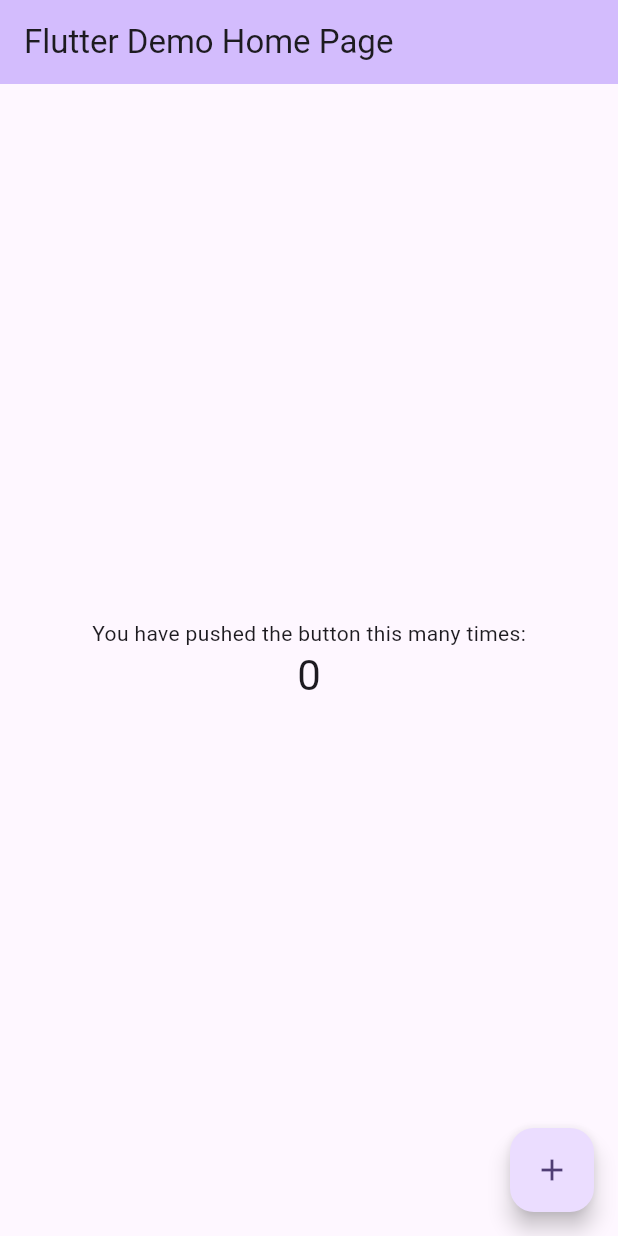
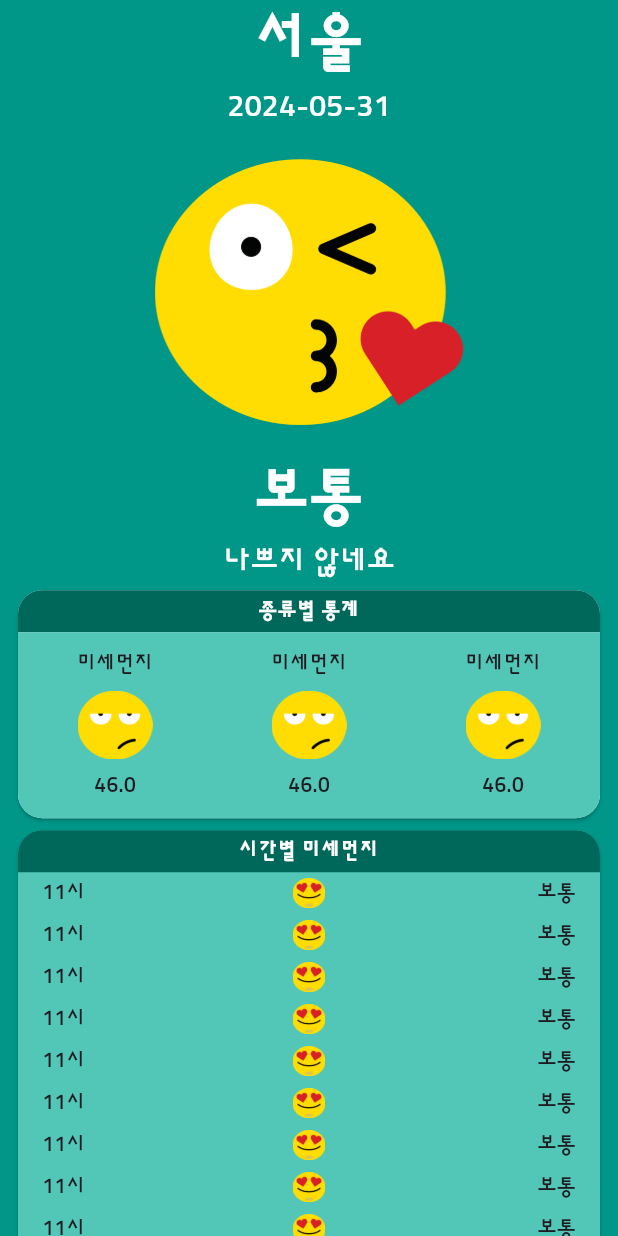
Before and after one commit to sinej/flutter-dusty_dust, a Flutter app: the screen it shows after launch, on a phone screen of 412 x 824 dp. Run offline on Flutter 3.47's test engine with Material 3 defaults, Android fonts, the phone set to English and light mode, and no system bars.

Commit message:
feat: ui 추가

```diff
--- /dev/null
+++ b/lib/component/category_stat.dart
@@ -0,0 +1,96 @@
+import 'package:dusty_dust/const/color.dart';
+import 'package:flutter/material.dart';
+
+class CategoryStat extends StatelessWidget {
+  const CategoryStat({super.key});
+
+  @override
+  Widget build(BuildContext context) {
+    return SizedBox(
+      width: double.infinity,
+      height: 160,
+      child: Padding(
+        padding: EdgeInsets.symmetric(
+          horizontal: 8.0,
+        ),
+        child: Card(
+          shape: RoundedRectangleBorder(
+            borderRadius: BorderRadius.circular(
+              16.0,
+            ),
+          ),
+          child: LayoutBuilder(
+            builder: (context, constraint) {
+              return Column(
+                crossAxisAlignment: CrossAxisAlignment.stretch,
+                children: [
+                  Container(
+                    decoration: BoxDecoration(
+                        color: darkColor,
+                        borderRadius: BorderRadius.only(
+                          topLeft: Radius.circular(16.0),
+                          topRight: Radius.circular(16.0),
+                        )),
+                    child: Padding(
+                      padding: EdgeInsets.symmetric(
+                        vertical: 4.0,
+                      ),
+                      child: Text(
+                        '종류별 통계',
+                        textAlign: TextAlign.center,
+                        style: TextStyle(
+                          fontWeight: FontWeight.w700,
+                          color: Colors.white,
+                        ),
+                      ),
+                    ),
+                  ),
+                  Expanded(
+                    child: Container(
+                      decoration: BoxDecoration(
+                        color: lightColor,
+                        borderRadius: BorderRadius.only(
+                          bottomLeft: Radius.circular(16.0),
+                          bottomRight: Radius.circular(16.0),
+                        ),
+                      ),
+                      child: ListView(
+                        physics: PageScrollPhysics(),
+                        scrollDirection: Axis.horizontal,
+                        children: List.generate(
+                            6,
+                            (index) => SizedBox(
+                                  width: constraint.maxWidth / 3,
+                                  child: Column(
+                                    mainAxisAlignment: MainAxisAlignment.center,
+                                    children: [
+                                      Text(
+                                        '미세먼지',
+                                        style: TextStyle(),
+                                      ),
+                                      SizedBox(
+                                        height: 8.0,
+                                      ),
+                                      Image.asset(
+                                        'asset/image/bad.png',
+                                        width: 50.0,
+                                      ),
+                                      SizedBox(
+                                        height: 8.0,
+                                      ),
+                                      Text('46.0'),
+                                    ],
+                                  ),
+                                )),
+                      ),
+                    ),
+                  ),
+                ],
+              );
+            }
+          ),
+        ),
+      ),
+    );
+  }
+}
--- /dev/null
+++ b/lib/component/hourly_stat.dart
@@ -0,0 +1,83 @@
+import 'package:dusty_dust/const/color.dart';
+import 'package:flutter/material.dart';
+
+class HourlyStat extends StatelessWidget {
+  const HourlyStat({super.key});
+
+  @override
+  Widget build(BuildContext context) {
+    return SizedBox(
+      width: double.infinity,
+      child: Padding(
+        padding: EdgeInsets.symmetric(
+          horizontal: 8.0,
+        ),
+        child: Card(
+          color: lightColor,
+          shape: RoundedRectangleBorder(
+            borderRadius: BorderRadius.circular(
+              16.0,
+            ),
+          ),
+          child: Column(
+            crossAxisAlignment: CrossAxisAlignment.stretch,
+            children: [
+              Container(
+                decoration: BoxDecoration(
+                    color: darkColor,
+                    borderRadius: BorderRadius.only(
+                      topRight: Radius.circular(16.0),
+                      topLeft: Radius.circular(16.0),
+                    )),
+                child: Padding(
+                  padding: EdgeInsets.symmetric(
+                    vertical: 4.0,
+                  ),
+                  child: Text(
+                    '시간별 미세먼지',
+                    textAlign: TextAlign.center,
+                    style: TextStyle(
+                      fontWeight: FontWeight.w700,
+                      color: Colors.white,
+                    ),
+                  ),
+                ),
+              ),
+              ...List.generate(
+                24,
+                    (index) => Padding(
+                  padding: EdgeInsets.symmetric(
+                    horizontal: 16.0,
+                    vertical: 4.0,
+                  ),
+                  child: Row(
+                    children: [
+                      Expanded(
+                        child: Text(
+                          '11시',
+                          style: TextStyle(),
+                        ),
+                      ),
+                      Expanded(
+                        child: Image.asset(
+                          'asset/image/best.png',
+                          height: 20.0,
+                        ),
+                      ),
+                      Expanded(
+                        child: Text(
+                          '보통',
+                          textAlign: TextAlign.right,
+                        ),
+                      ),
+                    ],
+                  ),
+                ),
+              ),
+            ],
+          ),
+        ),
+      ),
+    );
+  }
+}
--- /dev/null
+++ b/lib/component/main_stat.dart
@@ -0,0 +1,54 @@
+import 'package:flutter/material.dart';
+
+class MainStat extends StatelessWidget {
+
+  const MainStat({super.key});
+
+  @override
+  Widget build(BuildContext context) {
+
+    final ts = TextStyle(
+      color: Colors.white,
+      fontSize: 40.0,
+      fontWeight: FontWeight.w700,
+    );
+
+    return SafeArea(
+      child: SizedBox(
+        width: double.infinity,
+        child: Column(
+          children: [
+            Text(
+              '서울',
+              style: ts,
+            ),
+            Text(
+              '2024-05-31',
+              style: ts.copyWith(
+                fontSize: 20.0,
+                fontWeight: FontWeight.w500
+              ),
+            ),
+            SizedBox(height: 20.0),
+            Image.asset(
+              'asset/image/good.png',
+              width: MediaQuery.of(context).size.width / 2,
+            ),
+            SizedBox(height: 20.0),
+            Text(
+              '보통',
+              style: ts,
+            ),
+            Text(
+              '나쁘지 않네요',
+              style: ts.copyWith(
+                fontSize: 20.0,
+                fontWeight: FontWeight.w500
+              ),
+            ),
+          ],
+        ),
+      ),
+    );
+  }
+}
--- /dev/null
+++ b/lib/const/color.dart
@@ -0,0 +1,5 @@
+import 'package:flutter/material.dart';
+
+const primaryColor = Color(0xFF009688);
+const darkColor = Color(0xFF00675B);
+const lightColor = Color(0xFF52C7B8);
--- a/lib/main.dart
+++ b/lib/main.dart
@@ -1,125 +1,13 @@
+import 'package:dusty_dust/screen/home_screen.dart';
 import 'package:flutter/material.dart';
 
 void main() {
-  runApp(const MyApp());
+  runApp(
+    MaterialApp(
+      theme: ThemeData(
+        fontFamily: 'sunflower',
+      ),
+      home: HomeScreen(),
+    )
+  );
 }
-
-class MyApp extends StatelessWidget {
-  const MyApp({super.key});
-
-  // This widget is the root of your application.
-  @override
-  Widget build(BuildContext context) {
-    return MaterialApp(
-      title: 'Flutter Demo',
-      theme: ThemeData(
-        // This is the theme of your application.
-        //
-        // TRY THIS: Try running your application with "flutter run". You'll see
-        // the application has a purple toolbar. Then, without quitting the app,
-        // try changing the seedColor in the colorScheme below to Colors.green
-        // and then invoke "hot reload" (save your changes or press the "hot
-        // reload" button in a Flutter-supported IDE, or press "r" if you used
-        // the command line to start the app).
-        //
-        // Notice that the counter didn't reset back to zero; the application
-        // state is not lost during the reload. To reset the state, use hot
-        // restart instead.
-        //
-        // This works for code too, not just values: Most code changes can be
-        // tested with just a hot reload.
-        colorScheme: ColorScheme.fromSeed(seedColor: Colors.deepPurple),
-        useMaterial3: true,
-      ),
-      home: const MyHomePage(title: 'Flutter Demo Home Page'),
-    );
-  }
-}
-
-class MyHomePage extends StatefulWidget {
-  const MyHomePage({super.key, required this.title});
-
-  // This widget is the home page of your application. It is stateful, meaning
-  // that it has a State object (defined below) that contains fields that affect
-  // how it looks.
-
-  // This class is the configuration for the state. It holds the values (in this
-  // case the title) provided by the parent (in this case the App widget) and
-  // used by the build method of the State. Fields in a Widget subclass are
-  // always marked "final".
-
-  final String title;
-
-  @override
-  State<MyHomePage> createState() => _MyHomePageState();
-}
-
-class _MyHomePageState extends State<MyHomePage> {
-  int _counter = 0;
-
-  void _incrementCounter() {
-    setState(() {
-      // This call to setState tells the Flutter framework that something has
-      // changed in this State, which causes it to rerun the build method below
-      // so that the display can reflect the updated values. If we changed
-      // _counter without calling setState(), then the build method would not be
-      // called again, and so nothing would appear to happen.
-      _counter++;
-    });
-  }
-
-  @override
-  Widget build(BuildContext context) {
-    // This method is rerun every time setState is called, for instance as done
-    // by the _incrementCounter method above.
-    //
-    // The Flutter framework has been optimized to make rerunning build methods
-    // fast, so that you can just rebuild anything that needs updating rather
-    // than having to individually change instances of widgets.
-    return Scaffold(
-      appBar: AppBar(
-        // TRY THIS: Try changing the color here to a specific color (to
-        // Colors.amber, perhaps?) and trigger a hot reload to see the AppBar
-        // change color while the other colors stay the same.
-        backgroundColor: Theme.of(context).colorScheme.inversePrimary,
-        // Here we take the value from the MyHomePage object that was created by
-        // the App.build method, and use it to set our appbar title.
-        title: Text(widget.title),
-      ),
-      body: Center(
-        // Center is a layout widget. It takes a single child and positions it
-        // in the middle of the parent.
-        child: Column(
-          // Column is also a layout widget. It takes a list of children and
-          // arranges them vertically. By default, it sizes itself to fit its
-          // children horizontally, and tries to be as tall as its parent.
-          //
-          // Column has various properties to control how it sizes itself and
-          // how it positions its children. Here we use mainAxisAlignment to
-          // center the children vertically; the main axis here is the vertical
-          // axis because Columns are vertical (the cross axis would be
-          // horizontal).
-          //
-          // TRY THIS: Invoke "debug painting" (choose the "Toggle Debug Paint"
-          // action in the IDE, or press "p" in the console), to see the
-          // wireframe for each widget.
-          mainAxisAlignment: MainAxisAlignment.center,
-          children: <Widget>[
-            const Text(
-              'You have pushed the button this many times:',
-            ),
-            Text(
-              '$_counter',
-              style: Theme.of(context).textTheme.headlineMedium,
-            ),
-          ],
-        ),
-      ),
-      floatingActionButton: FloatingActionButton(
-        onPressed: _incrementCounter,
-        tooltip: 'Increment',
-        child: const Icon(Icons.add),
-      ), // This trailing comma makes auto-formatting nicer for build methods.
-    );
-  }
-}
--- /dev/null
+++ b/lib/screen/home_screen.dart
@@ -0,0 +1,27 @@
+import 'package:dusty_dust/component/category_stat.dart';
+import 'package:dusty_dust/component/main_stat.dart';
+import 'package:dusty_dust/component/hourly_stat.dart';
+import 'package:dusty_dust/const/color.dart';
+import 'package:flutter/material.dart';
+
+class HomeScreen extends StatelessWidget {
+  const HomeScreen({super.key});
+
+  @override
+  Widget build(BuildContext context) {
+    return Scaffold(
+      backgroundColor: primaryColor,
+      body: SingleChildScrollView(
+        child: Column(
+          children: [
+            // 메인
+            MainStat(),
+            // 통계
+            CategoryStat(),
+            HourlyStat()
+          ],
+        ),
+      ),
+    );
+  }
+}
```
Also changed, not shown: pubspec.yaml (+13 -0 lines), asset/fonts/Sunflower-Bold.ttf (added), asset/fonts/Sunflower-Light.ttf (added), asset/fonts/Sunflower-Medium.ttf (added), asset/image/bad.png (added), asset/image/best.png (added), asset/image/good.png (added), asset/image/mediocre.png (added), asset/image/ok.png (added), asset/image/very_bad.png (added), asset/image/worse.png (added), asset/image/worst.png (added), 1 other file.
